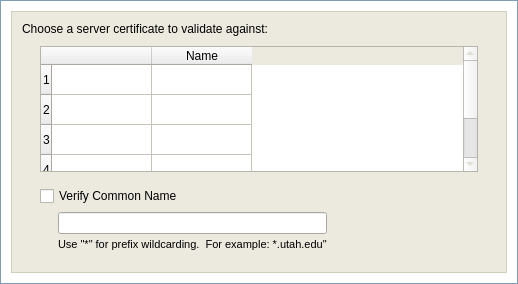
This is xsupplicant-ui/Skins/Default/wizardPageDot1XCert.ui in Zero3K/xsupplicant as Qt 5 draws it before an edit. The edited form follows.
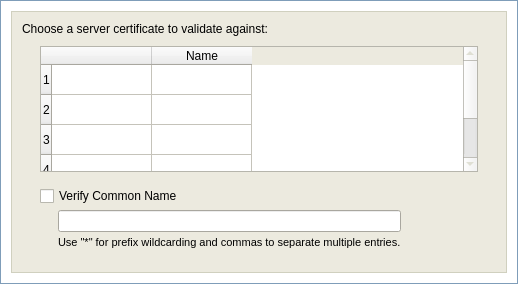
This is the edited form.

Commit message: add UI elements to guide user input

The edit to the form file:
```diff
--- a/xsupplicant-ui/Skins/Default/wizardPageDot1XCert.ui
+++ b/xsupplicant-ui/Skins/Default/wizardPageDot1XCert.ui
@@ -363,7 +363,7 @@
            </property>
            <layout class="QVBoxLayout" >
             <property name="spacing" >
-             <number>14</number>
+             <number>0</number>
             </property>
             <property name="leftMargin" >
              <number>18</number>
@@ -438,6 +438,22 @@
               </column>
              </widget>
             </item>
+            <item>
+             <spacer>
+              <property name="orientation" >
+               <enum>Qt::Vertical</enum>
+              </property>
+              <property name="sizeType" >
+               <enum>QSizePolicy::Fixed</enum>
+              </property>
+              <property name="sizeHint" >
+               <size>
+                <width>20</width>
+                <height>14</height>
+               </size>
+              </property>
+             </spacer>
+            </item>
             <item>
              <widget class="QFrame" name="frame_4" >
               <property name="sizePolicy" >
@@ -453,6 +469,9 @@
                <enum>QFrame::Raised</enum>
               </property>
               <layout class="QVBoxLayout" >
+               <property name="spacing" >
+                <number>4</number>
+               </property>
                <property name="leftMargin" >
                 <number>0</number>
                </property>
@@ -601,7 +620,7 @@
                        </property>
                        <property name="minimumSize" >
                         <size>
-                         <width>260</width>
+                         <width>280</width>
                          <height>22</height>
                         </size>
                        </property>
@@ -671,7 +690,7 @@
                         </font>
                        </property>
                        <property name="text" >
-                        <string>Use "*" for prefix wildcarding.  For example: *.utah.edu"</string>
+                        <string>Use "*" for prefix wildcarding and commas to separate multiple entries.</string>
                        </property>
                       </widget>
                      </item>
```
The commit also changes 4 other files.
